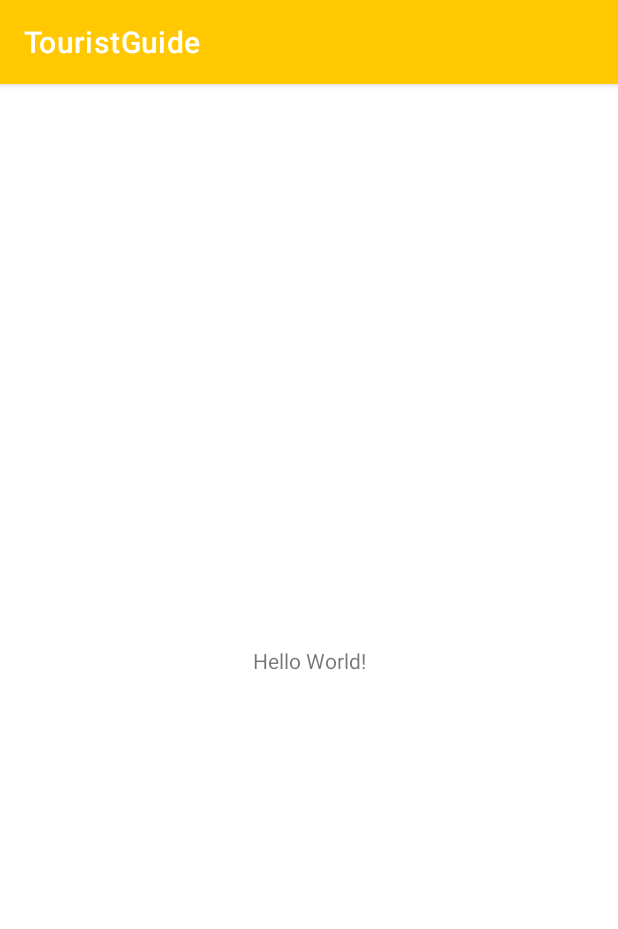
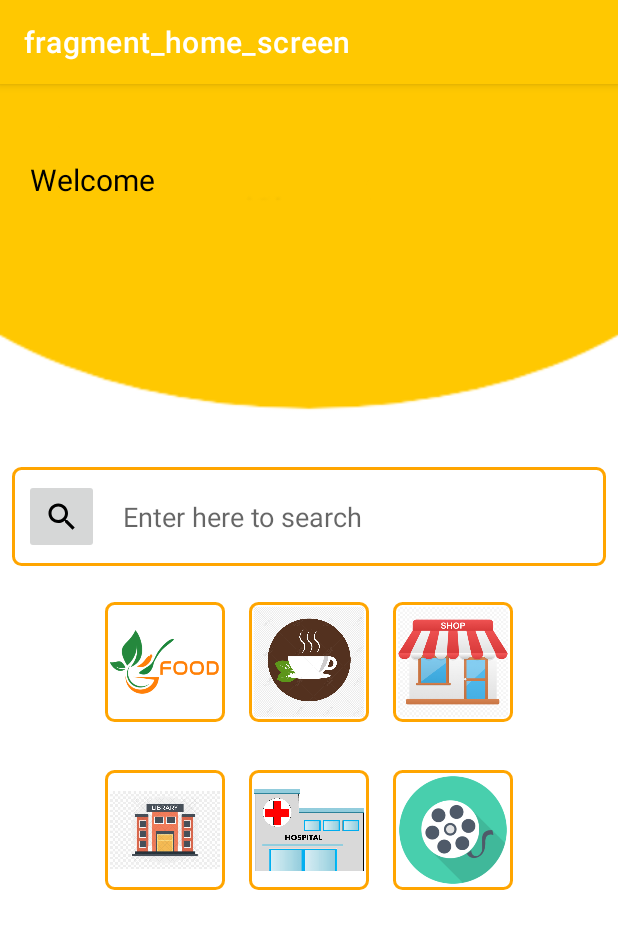
Before and after one commit to karansaggoo/TouristGuide, an Android app: the screen it shows after launch once a user with an empty profile is signed in (MainActivity), on a phone screen of 412 x 824 dp. Shown: the top 929 px of the screen. Run offline under Robolectric (Android 15) with nearby library versions, the phone set to English and light mode, and no system bars; our stand-ins replace Firebase (no records; nobody signed in at launch, a user with empty details on screens opened directly), navigation-ui; 1 statement that could not run was skipped.

Commit message:
TG-11 Creating Nav graph and setting up in main activity

```diff
--- a/app/src/main/java/com/example/touristguide/MainActivity.kt
+++ b/app/src/main/java/com/example/touristguide/MainActivity.kt
@@ -1,11 +1,65 @@
 package com.example.touristguide
 
+import android.content.Intent
+import android.content.SharedPreferences
 import androidx.appcompat.app.AppCompatActivity
 import android.os.Bundle
+import android.view.Menu
+import android.view.MenuItem
+import androidx.navigation.NavController
+import androidx.navigation.fragment.NavHostFragment
+import androidx.navigation.ui.AppBarConfiguration
+import androidx.navigation.ui.setupActionBarWithNavController
+import com.example.touristguide.databinding.ActivityMainBinding
 
 class MainActivity : AppCompatActivity() {
+    private lateinit var binding: ActivityMainBinding
+    private lateinit var appBarConfiguration: AppBarConfiguration
+    private lateinit var navController: NavController
+    private lateinit var prefs: SharedPreferences
+    var name = ""
+
     override fun onCreate(savedInstanceState: Bundle?) {
+        prefs=applicationContext.getSharedPreferences(packageName, AppCompatActivity.MODE_PRIVATE)
         super.onCreate(savedInstanceState)
-        setContentView(R.layout.activity_main)
+        binding = ActivityMainBinding.inflate(layoutInflater)
+        setContentView(binding.root)
+
+
+        val navHostFragment = supportFragmentManager.findFragmentById(R.id.nav_host_fragment) as NavHostFragment
+        this.navController = navHostFragment.navController
+        appBarConfiguration = AppBarConfiguration(navController.graph)
+        setupActionBarWithNavController(navController, appBarConfiguration)
+
+    }
+    override fun onSupportNavigateUp(): Boolean {
+        return navController.navigateUp() || super.onSupportNavigateUp()
+    }
+    override fun onCreateOptionsMenu(menu: Menu?): Boolean {
+        menuInflater.inflate(R.menu.menu,menu)
+        return super.onCreateOptionsMenu(menu)
+    }
+
+    override fun onOptionsItemSelected(item: MenuItem): Boolean {
+        return when(item.itemId){
+            R.id.log_out->{
+                deletePreferences()
+                var intent = Intent(this,SignInActivity::class.java)
+                startActivity(intent)
+                true
+            }
+            else -> {
+                return super.onOptionsItemSelected(item)
+            }
+        }
+    }
+
+    fun deletePreferences() {
+        with(prefs.edit()) {
+            clear()
+            apply()
+
+        }
+
     }
 }
--- a/app/src/main/res/layout/activity_main.xml
+++ b/app/src/main/res/layout/activity_main.xml
@@ -6,13 +6,17 @@
     android:layout_height="match_parent"
     tools:context=".MainActivity">
 
-    <TextView
-        android:layout_width="wrap_content"
-        android:layout_height="wrap_content"
-        android:text="Hello World!"
+    <androidx.fragment.app.FragmentContainerView
+        android:id="@+id/nav_host_fragment"
+        android:name="androidx.navigation.fragment.NavHostFragment"
+        android:layout_width="0dp"
+        android:layout_height="0dp"
+        app:layout_constraintLeft_toLeftOf="parent"
+        app:layout_constraintRight_toRightOf="parent"
+        app:layout_constraintTop_toTopOf="parent"
         app:layout_constraintBottom_toBottomOf="parent"
-        app:layout_constraintEnd_toEndOf="parent"
-        app:layout_constraintStart_toStartOf="parent"
-        app:layout_constraintTop_toTopOf="parent" />
+        app:defaultNavHost="true"
+        app:navGraph="@navigation/nav_graph"
+        />
 
 </androidx.constraintlayout.widget.ConstraintLayout>
--- /dev/null
+++ b/app/src/main/res/navigation/nav_graph.xml
@@ -0,0 +1,13 @@
+<?xml version="1.0" encoding="utf-8"?>
+<navigation xmlns:android="http://schemas.android.com/apk/res/android"
+    xmlns:app="http://schemas.android.com/apk/res-auto"
+    xmlns:tools="http://schemas.android.com/tools"
+    android:id="@+id/nav_graph"
+    app:startDestination="@id/homeScreen">
+
+    <fragment
+        android:id="@+id/homeScreen"
+        android:name="com.example.touristguide.HomeScreen"
+        android:label="fragment_home_screen"
+        tools:layout="@layout/fragment_home_screen" />
+</navigation>
```
